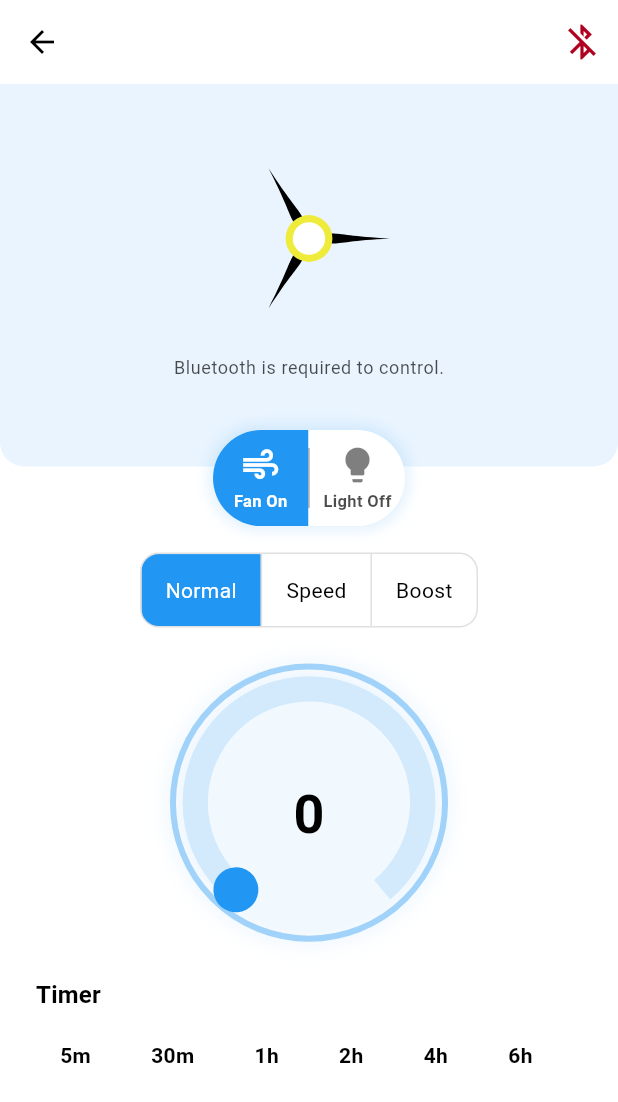
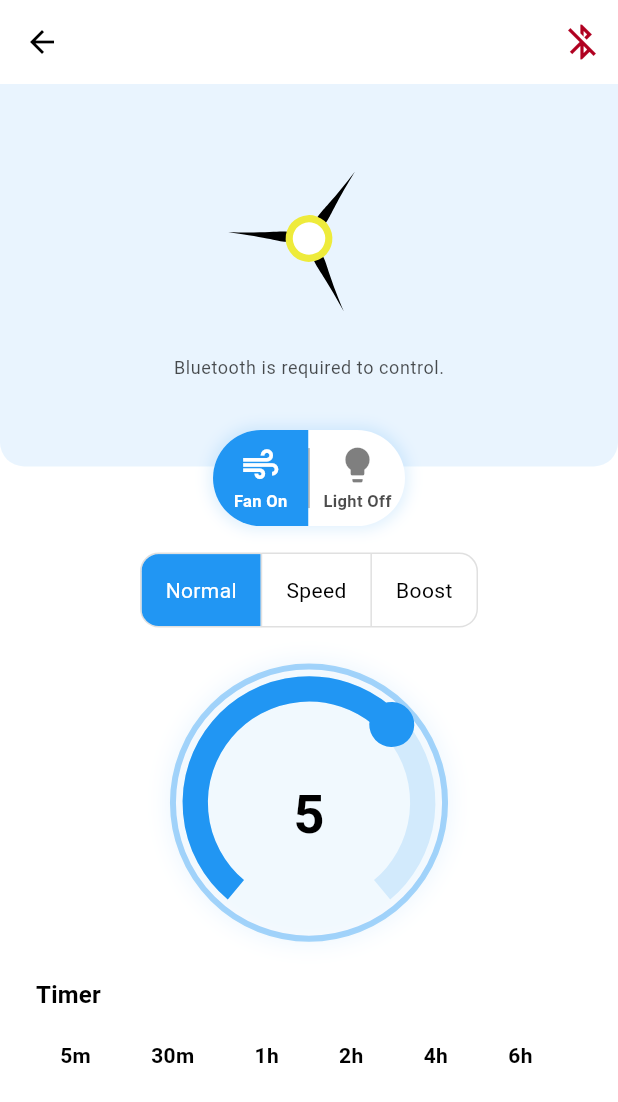
Before and after one commit to ManishEDS/bldc_fan_mobile_app, a Flutter app: the ControllerScreen screen opened directly with empty values, after a tap on "Fan Off", on a phone screen of 412 x 824 dp. Shown: the top 1102 px of the screen. Run offline on Flutter 3.47's test engine with Material 3 defaults, Android fonts, the phone set to English and light mode, and no system bars; drawn by our look-alikes of syncfusion_flutter_gauges; our stand-ins replace flutter_blue_plus, permission_handler, shared_preferences; accounts and stored records are empty.

Commit message:
update the comeback

```diff
--- a/lib/screens/controller_screen.dart
+++ b/lib/screens/controller_screen.dart
@@ -206,6 +206,16 @@ class _ControllerScreenState extends State<ControllerScreen>
     );
   }
 
+  Future<void> _saveLastFanSpeed(double speed) async {
+    final prefs = await SharedPreferences.getInstance();
+    await prefs.setDouble('last_fan_speed', speed);
+  }
+
+  Future<double> _getLastFanSpeed() async {
+    final prefs = await SharedPreferences.getInstance();
+    return prefs.getDouble('last_fan_speed') ?? 5.0; // Default to 5
+  }
+
   @override
   Widget build(BuildContext context) {
     final colorScheme = Theme.of(context).colorScheme;
@@ -370,9 +380,16 @@ class _ControllerScreenState extends State<ControllerScreen>
                   // Mode selector
                   Padding(
                     padding: const EdgeInsets.symmetric(vertical: 8.0),
+                    child: AbsorbPointer(
+                      absorbing: !_isFanOn,
+                      child: Opacity(
+                        opacity: _isFanOn ? 1.0 : 0.4,
                         child: ToggleButtons(
                           borderRadius: BorderRadius.circular(12),
-                      isSelected: List.generate(3, (i) => i == _fanModeIndex),
+                          isSelected: List.generate(
+                            3,
+                            (i) => i == _fanModeIndex,
+                          ),
                           onPressed: (index) {
                             setState(() {
                               _fanModeIndex = index;
@@ -395,7 +412,7 @@ class _ControllerScreenState extends State<ControllerScreen>
                               BLEHelper.send([0x1A]);
                             } else if (_fanSpeed == 7) {
                               BLEHelper.send([0x0C]);
-                        } else if (_fanSpeed == 5) {
+                            } else if (_fanModeIndex == 0) {
                               // ADD THIS: Send level 5 when Normal is selected
                               BLEHelper.send([0x02]);
                             } else {
@@ -417,24 +434,31 @@ class _ControllerScreenState extends State<ControllerScreen>
                               .toList(),
                         ),
                       ),
+                    ),
+                  ),
                   // Speed Dial
                   Padding(
                     padding: const EdgeInsets.symmetric(vertical: 16.0),
+                    child: AbsorbPointer(
+                      absorbing: !_isFanOn,
+                      child: Opacity(
+                        opacity: _isFanOn ? 1.0 : 0.4,
                         child: Container(
                           width: mediaQuery.size.width * 0.45,
                           height: mediaQuery.size.width * 0.45,
                           decoration: BoxDecoration(
                             shape: BoxShape.circle,
-                        color: colorScheme.surfaceContainerHighest.withValues(
-                          alpha: 0.2,
-                        ),
+                            color: colorScheme.surfaceContainerHighest
+                                .withValues(alpha: 0.2),
                             border: Border.all(
                               color: colorScheme.primary.withValues(alpha: 0.4),
                               width: 4,
                             ),
                             boxShadow: [
                               BoxShadow(
-                            color: colorScheme.primary.withValues(alpha: 0.08),
+                                color: colorScheme.primary.withValues(
+                                  alpha: 0.08,
+                                ),
                                 blurRadius: 12,
                                 spreadRadius: 2,
                               ),
@@ -487,10 +511,14 @@ class _ControllerScreenState extends State<ControllerScreen>
                                         });
                                       },
                                       onValueChangeEnd: (value) {
-                                    final snapped = value.round().clamp(1, 7);
+                                        final snapped = value.round().clamp(
+                                          1,
+                                          7,
+                                        );
                                         setState(() {
                                           _fanSpeed = snapped.toDouble();
                                         });
+                                        _saveLastFanSpeed(_fanSpeed);
                                         // Send speed command as string hex
                                         switch (snapped) {
                                           case 1:
@@ -537,12 +565,18 @@ class _ControllerScreenState extends State<ControllerScreen>
                           ),
                         ),
                       ),
+                    ),
+                  ),
                   // Timer label and buttons
                   Padding(
                     padding: const EdgeInsets.symmetric(
                       horizontal: 24.0,
                       vertical: 8,
                     ),
+                    child: AbsorbPointer(
+                      absorbing: !_isFanOn,
+                      child: Opacity(
+                        opacity: _isFanOn ? 1.0 : 0.4,
                         child: Column(
                           crossAxisAlignment: CrossAxisAlignment.start,
                           children: [
@@ -653,6 +687,8 @@ class _ControllerScreenState extends State<ControllerScreen>
                           ],
                         ),
                       ),
+                    ),
+                  ),
                 ],
               ),
             ),
@@ -685,6 +721,12 @@ class _ControllerScreenState extends State<ControllerScreen>
                             setState(() {
                               _isFanOn = newState;
                             });
+                            if (newState) {
+                              final lastSpeed = await _getLastFanSpeed();
+                              setState(() {
+                                _fanSpeed = lastSpeed;
+                              });
+                            }
                             BLEHelper.send([newState ? FANON : FANOFF]);
                           },
                           child: Container(
```
Lines whose indentation alone changed are shown as unchanged.
